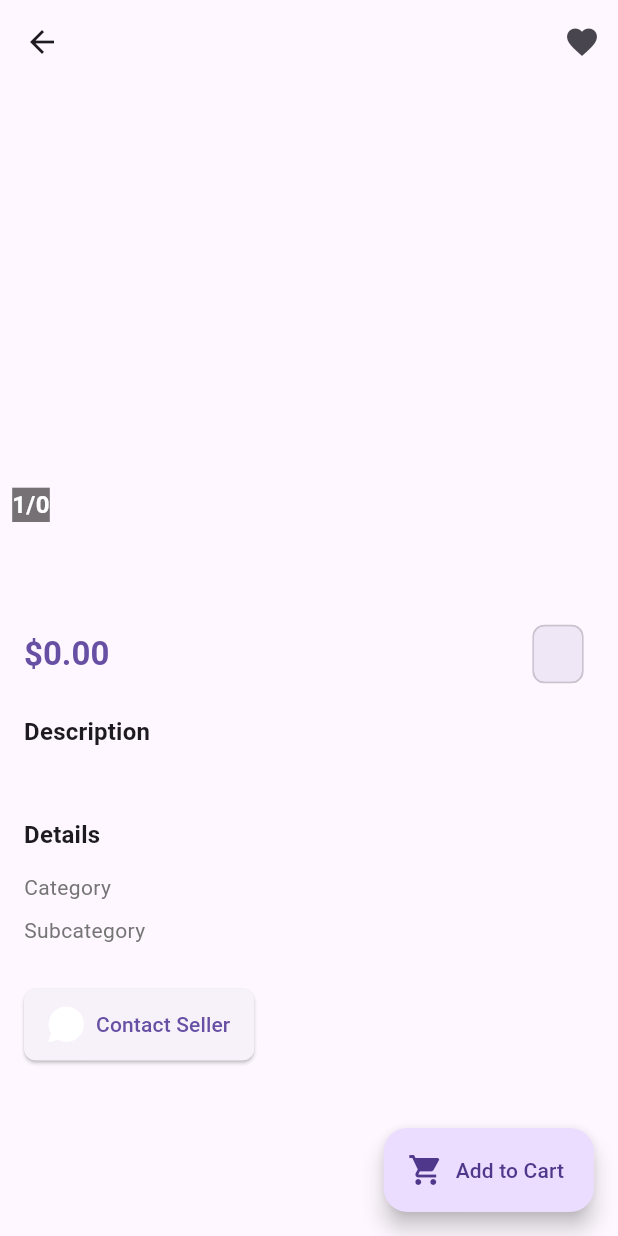
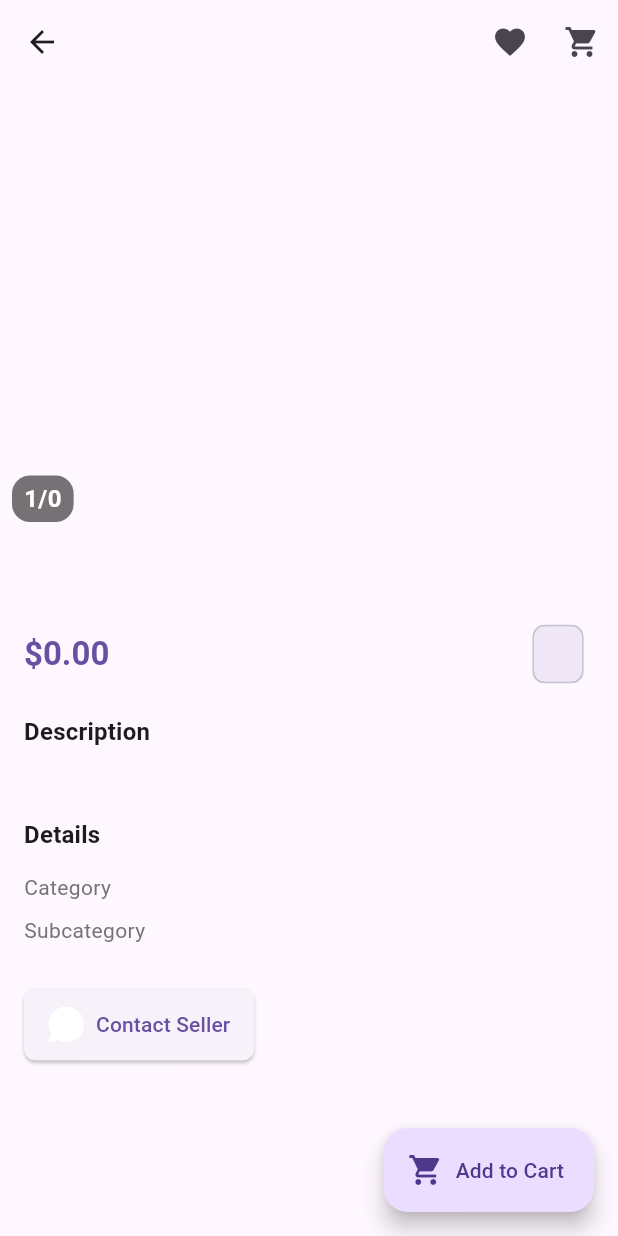
Before and after one commit to akhankhan/rock, a Flutter app: the ProductDetailScreen screen opened directly with empty values, after a tap on the "favorite outline" icon, on a phone screen of 412 x 824 dp. Run offline on Flutter 3.47's test engine with Material 3 defaults, Android fonts, the phone set to English and light mode, and no system bars; drawn by our look-alikes of carousel_slider, flutter_image_slideshow; our stand-ins replace animate_do, animated_text_kit, cloud_firestore, country_picker, firebase_auth, firebase_core and 6 more; accounts and stored records are empty; network calls fail.

Commit message:
add cart

```diff
--- /dev/null
+++ b/lib/core/models/item_model.dart
@@ -0,0 +1,35 @@
+class CartItem {
+  final String id;
+  final String title;
+  final double price;
+  final String imageUrl;
+  int quantity;
+
+  CartItem({
+    required this.id,
+    required this.title,
+    required this.price,
+    required this.imageUrl,
+    this.quantity = 1,
+  });
+
+  Map<String, dynamic> toMap() {
+    return {
+      'id': id,
+      'title': title,
+      'price': price,
+      'imageUrl': imageUrl,
+      'quantity': quantity,
+    };
+  }
+
+  factory CartItem.fromMap(Map<String, dynamic> map) {
+    return CartItem(
+      id: map['id'],
+      title: map['title'],
+      price: map['price'],
+      imageUrl: map['imageUrl'],
+      quantity: map['quantity'],
+    );
+  }
+}
--- a/lib/presentation/screens/auth/auth_controller.dart
+++ b/lib/presentation/screens/auth/auth_controller.dart
@@ -16,7 +16,7 @@ class AuthController with ChangeNotifier {
   AuthController() {
     _auth.authStateChanges().listen((User? user) {
       if (user != null) {
-        _loadUserData(user.uid);
+        _loadUserData(user.uid); // This is async
       } else {
         _userModel = null;
       }
--- a/lib/presentation/screens/buyer/buyer_product_detail_screen.dart
+++ b/lib/presentation/screens/buyer/buyer_product_detail_screen.dart
@@ -1,9 +1,13 @@
-import 'package:carousel_slider/carousel_slider.dart';
+import 'package:flutter_image_slideshow/flutter_image_slideshow.dart';
 import 'package:fine_rock/core/utils/whatsapp_launcher.dart';
 import 'package:flutter/material.dart';
+import 'package:flutter_screenutil/flutter_screenutil.dart';
 import 'package:flutter_svg/svg.dart';
+import 'package:provider/provider.dart';
 import 'package:shared_preferences/shared_preferences.dart';
-import 'package:carousel_slider/carousel_slider.dart' as carousel;
+
+import '../../cart/cart_provider.dart';
+import '../../cart/cart_screen.dart';
 
 class ProductDetailScreen extends StatefulWidget {
   final String id;
@@ -36,36 +40,46 @@ class ProductDetailScreen extends StatefulWidget {
 class _ProductDetailScreenState extends State<ProductDetailScreen> {
   int _currentImageIndex = 0;
   bool _isFavorite = false;
-  late carousel.CarouselController _carouselController;
+  bool _isLoading = true;
+  late SharedPreferences _prefs;
 
   @override
   void initState() {
     super.initState();
-    _carouselController = carousel.CarouselController();
-    _checkFavoriteStatus();
+    _initializePreferences();
   }
 
-  Future<void> _checkFavoriteStatus_loadFavoriteStatus() async {
-    final prefs = await SharedPreferences.getInstance();
+  Future<void> _initializePreferences() async {
+    _prefs = await SharedPreferences.getInstance();
+    if (mounted) {
       setState(() {
-      _isFavorite = prefs.getBool('favorite_${widget.id}') ?? false;
+        _isFavorite = _prefs.getBool('favorite_${widget.id}') ?? false;
+        _isLoading = false;
       });
     }
-
-  Future<void> _checkFavoriteStatus() async {
-    final prefs = await SharedPreferences.getInstance();
-    setState(() {
-      _isFavorite = prefs.getBool('favorite_${widget.id}') ?? false;
-    });
   }
 
   Future<void> _toggleFavorite() async {
-    final prefs = await SharedPreferences.getInstance();
+    if (_isLoading) return;
+
+    final newState = !_isFavorite;
     setState(() {
-      _isFavorite = !_isFavorite;
+      _isFavorite = newState;
     });
-    await prefs.setBool('favorite_${widget.id}', _isFavorite);
-    widget.onFavoriteChanged?.call(_isFavorite);
+
+    try {
+      await _prefs.setBool('favorite_${widget.id}', newState);
+      widget.onFavoriteChanged?.call(newState);
+    } catch (e) {
+      if (mounted) {
+        setState(() {
+          _isFavorite = !newState;
+        });
+        ScaffoldMessenger.of(context).showSnackBar(
+          const SnackBar(content: Text('Failed to update favorite status')),
+        );
+      }
+    }
   }
 
   @override
@@ -78,6 +92,47 @@ class _ProductDetailScreenState extends State<ProductDetailScreen> {
             icon: Icon(_isFavorite ? Icons.favorite : Icons.favorite_border),
             onPressed: _toggleFavorite,
           ),
+          Stack(
+            children: [
+              IconButton(
+                icon: const Icon(Icons.shopping_cart),
+                onPressed: () {
+                  Navigator.of(context).push(
+                    MaterialPageRoute(builder: (context) => const CartScreen()),
+                  );
+                },
+              ),
+              Positioned(
+                right: 8,
+                top: 8,
+                child: Consumer<CartProvider>(
+                  builder: (context, cart, child) {
+                    return cart.itemCount > 0
+                        ? Container(
+                            padding: EdgeInsets.all(4.w),
+                            decoration: BoxDecoration(
+                              color: Colors.red,
+                              borderRadius: BorderRadius.circular(10.r),
+                            ),
+                            constraints: BoxConstraints(
+                              minWidth: 16.w,
+                              minHeight: 16.w,
+                            ),
+                            child: Text(
+                              '${cart.itemCount}',
+                              style: TextStyle(
+                                color: Colors.white,
+                                fontSize: 10.sp,
+                              ),
+                              textAlign: TextAlign.center,
+                            ),
+                          )
+                        : const SizedBox();
+                  },
+                ),
+              ),
+            ],
+          ),
         ],
       ),
       body: SingleChildScrollView(
@@ -87,27 +142,25 @@ class _ProductDetailScreenState extends State<ProductDetailScreen> {
             Stack(
               alignment: Alignment.bottomCenter,
               children: [
-                CarouselSlider(
-                  carouselController: _carouselController,
-                  options: CarouselOptions(
-                    height: 300.0,
-                    viewportFraction: 1.0,
-                    enlargeCenterPage: false,
-                    enableInfiniteScroll: widget.imageUrls.length > 1,
-                    autoPlay: widget.imageUrls.length > 1,
-                    onPageChanged: (index, reason) {
+                ImageSlideshow(
+                  width: double.infinity,
+                  height: 300,
+                  initialPage: 0,
+                  indicatorColor: Colors.white,
+                  indicatorBackgroundColor: Colors.white.withOpacity(0.4),
+                  onPageChanged: (index) {
                     setState(() {
                       _currentImageIndex = index;
                     });
                   },
-                  ),
-                  items: widget.imageUrls.map((url) {
+                  autoPlayInterval: widget.imageUrls.length > 1 ? 3000 : 0,
+                  isLoop: widget.imageUrls.length > 1,
+                  children: widget.imageUrls.map((url) {
                     return Builder(
                       builder: (BuildContext context) {
                         return Image.network(
                           url,
                           fit: BoxFit.cover,
-                          width: double.infinity,
                         );
                       },
                     );
@@ -118,34 +171,21 @@ class _ProductDetailScreenState extends State<ProductDetailScreen> {
                   child: Row(
                     mainAxisAlignment: MainAxisAlignment.spaceBetween,
                     children: [
-                      Text(
+                      Container(
+                        padding: const EdgeInsets.symmetric(
+                            horizontal: 8, vertical: 4),
+                        decoration: BoxDecoration(
+                          color: Colors.black54,
+                          borderRadius: BorderRadius.circular(12),
+                        ),
+                        child: Text(
                           '${_currentImageIndex + 1}/${widget.imageUrls.length}',
                           style: const TextStyle(
                             color: Colors.white,
-                          backgroundColor: Colors.black54,
                             fontSize: 16,
                             fontWeight: FontWeight.bold,
                           ),
                         ),
-                      Row(
-                        children: widget.imageUrls.asMap().entries.map((entry) {
-                          return GestureDetector(
-                            onTap: () =>
-                                _carouselController.animateToPage(entry.key),
-                            child: Container(
-                              width: 8.0,
-                              height: 8.0,
-                              margin:
-                                  const EdgeInsets.symmetric(horizontal: 4.0),
-                              decoration: BoxDecoration(
-                                shape: BoxShape.circle,
-                                color: Colors.white.withOpacity(
-                                  _currentImageIndex == entry.key ? 0.9 : 0.4,
-                                ),
-                              ),
-                            ),
-                          );
-                        }).toList(),
                       ),
                     ],
                   ),
@@ -231,9 +271,24 @@ class _ProductDetailScreenState extends State<ProductDetailScreen> {
       ),
       floatingActionButton: FloatingActionButton.extended(
         onPressed: () {
-          // Implement add to cart functionality
+          final cart = Provider.of<CartProvider>(context, listen: false);
+          cart.addItem(
+            productId: widget.id,
+            title: widget.title,
+            price: widget.price,
+            imageUrl: widget.imageUrls.first,
+          );
           ScaffoldMessenger.of(context).showSnackBar(
-            const SnackBar(content: Text('Added to cart')),
+            SnackBar(
+              content: const Text('Added to cart'),
+              duration: const Duration(seconds: 2),
+              action: SnackBarAction(
+                label: 'UNDO',
+                onPressed: () {
+                  cart.removeItem(widget.id);
+                },
+              ),
+            ),
           );
         },
         label: const Text('Add to Cart'),
--- a/lib/presentation/screens/home/home_privder.dart
+++ b/lib/presentation/screens/home/home_provider.dart
@@ -2,7 +2,7 @@ import 'package:flutter/material.dart';
 
 enum Role { buyer, seller }
 
-class HomePrivder extends ChangeNotifier {
+class HomeProvider extends ChangeNotifier {
   Role? selectedRole = Role.buyer;
   String? category;
   String? subCategory;
@@ -13,7 +13,7 @@ class HomePrivder extends ChangeNotifier {
     "Matrix": ["Precious Stone", "Semi Precious Stone"]
   };
 
-  HomePrivder() {
+  HomeProvider() {
     category = categorySubcategoryMap.keys.first;
     subCategory = categorySubcategoryMap[category]!.first;
   }
--- a/pubspec.yaml
+++ b/pubspec.yaml
@@ -47,11 +47,12 @@ dependencies:
   intl_phone_field: ^3.2.0
   intl_phone_number_input: ^0.7.4
   url_launcher: ^6.1.10
-  carousel_slider: ^4.2.1
   animate_do: ^3.3.4
   glassmorphism: ^3.0.0
   lottie: ^3.1.2
   animated_text_kit: ^4.2.2
+  photo_view: ^0.15.0
+  flutter_image_slideshow: ^0.1.6
 
 dev_dependencies:
   flutter_test:
```
Also changed, not shown: lib/main.dart (+15 -3 lines), lib/presentation/cart/cart_provider.dart (added, +94 -0 lines), lib/presentation/cart/cart_screen.dart (added, +217 -0 lines), lib/presentation/screens/buyer/buyer.dart (+15 -16 lines), lib/presentation/screens/home/home_screen.dart (+8 -7 lines), lib/presentation/screens/seller/seller.dart (+26 -15 lines), pubspec.lock. Lines whose indentation alone changed are shown as unchanged.
